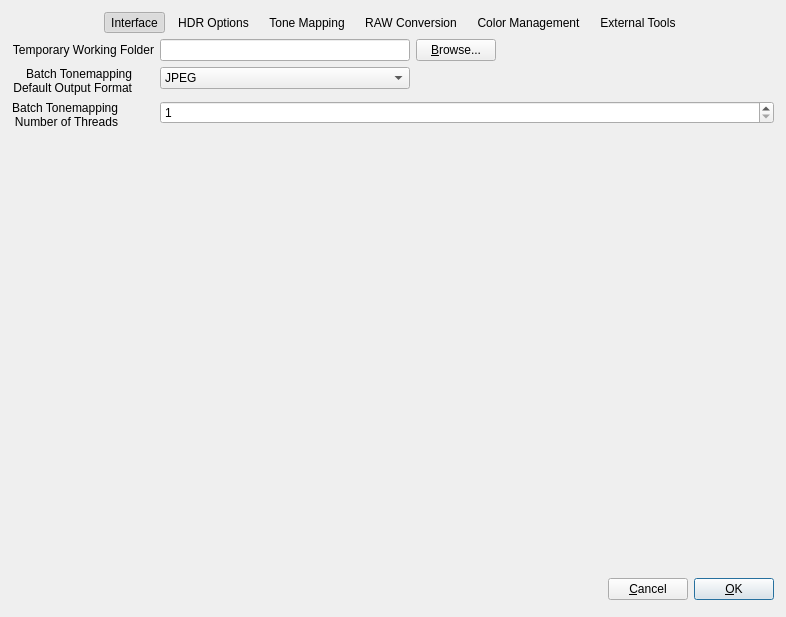
Qt form src/Preferences/PreferencesDialog.ui (LuminanceHDR/LuminanceHDR) before a commit.
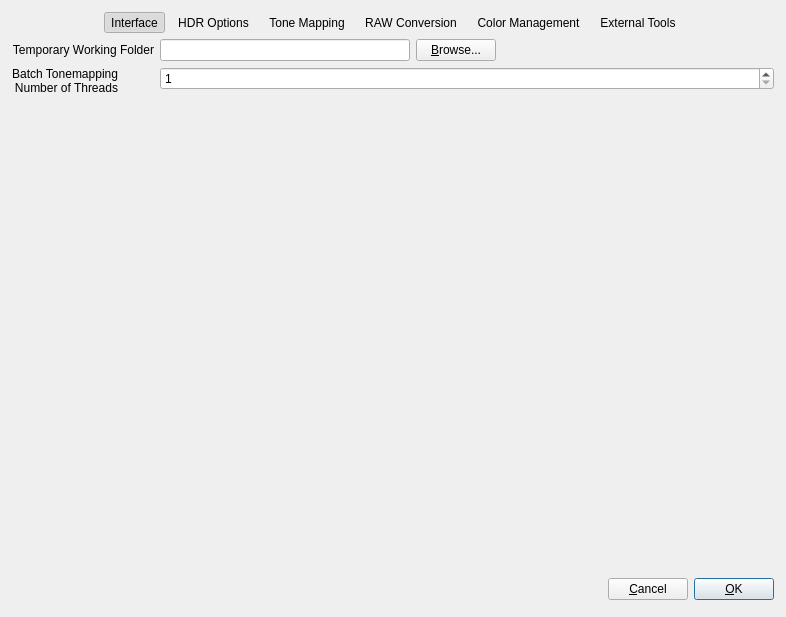
The same form after that commit. The open tabs and pages were chosen to show the change. Icons and pictures are not drawn.

Commit message: [BatchTM]: Move ldr output format selection from Preference to BatchTM dialog

```diff
--- a/src/Preferences/PreferencesDialog.ui
+++ b/src/Preferences/PreferencesDialog.ui
@@ -643,77 +643,6 @@
             </layout>
            </item>
            <item row="1" column="0">
-            <widget class="QLabel" name="batchLdrFormatLabel">
-             <property name="toolTip">
-              <string>Which LDR image format to save to</string>
-             </property>
-             <property name="text">
-              <string>Batch Tonemapping Default Output Format</string>
-             </property>
-             <property name="alignment">
-              <set>Qt::AlignRight|Qt::AlignTrailing|Qt::AlignVCenter</set>
-             </property>
-             <property name="wordWrap">
-              <bool>true</bool>
-             </property>
-            </widget>
-           </item>
-           <item row="1" column="1">
-            <widget class="QComboBox" name="batchLdrFormatComboBox">
-             <property name="sizePolicy">
-              <sizepolicy hsizetype="Fixed" vsizetype="Fixed">
-               <horstretch>0</horstretch>
-               <verstretch>0</verstretch>
-              </sizepolicy>
-             </property>
-             <property name="minimumSize">
-              <size>
-               <width>250</width>
-               <height>0</height>
-              </size>
-             </property>
-             <property name="maximumSize">
-              <size>
-               <width>250</width>
-               <height>16777215</height>
-              </size>
-             </property>
-             <property name="toolTip">
-              <string>Which LDR image format to save to</string>
-             </property>
-             <item>
-              <property name="text">
-               <string>JPEG</string>
-              </property>
-             </item>
-             <item>
-              <property name="text">
-               <string>PNG</string>
-              </property>
-             </item>
-             <item>
-              <property name="text">
-               <string>PPM</string>
-              </property>
-             </item>
-             <item>
-              <property name="text">
-               <string>PBM</string>
-              </property>
-             </item>
-             <item>
-              <property name="text">
-               <string>BMP</string>
-              </property>
-             </item>
-             <item>
-              <property name="text">
-               <string>TIFF</string>
-              </property>
-             </item>
-            </widget>
-           </item>
-           <item row="2" column="0">
             <widget class="QLabel" name="numThreadsLabel">
              <property name="toolTip">
               <string>Amount of threads to use on multicore/SMP machines</string>
@@ -729,7 +658,7 @@
              </property>
             </widget>
            </item>
-           <item row="2" column="1">
+           <item row="1" column="1">
             <widget class="QSpinBox" name="numThreadspinBox">
              <property name="sizePolicy">
               <sizepolicy hsizetype="Minimum" vsizetype="Fixed">
```
The commit also changes 9 other files.
